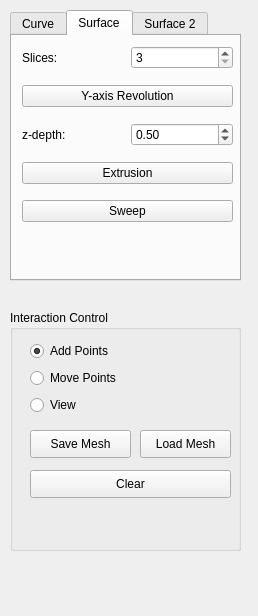
Above: GeoModeling/Control.ui from Wulonghua/GeometricModeling before the change. Below: the same form after it.
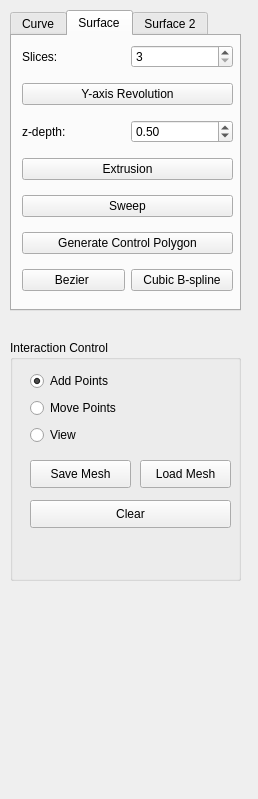
That is the form after the change. The open tabs and pages were chosen to show the change.

Commit message: supports Bezier Surface.

Diff of the .ui file:
```diff
--- a/GeoModeling/Control.ui
+++ b/GeoModeling/Control.ui
@@ -7,7 +7,7 @@
     <x>0</x>
     <y>0</y>
     <width>258</width>
-    <height>616</height>
+    <height>799</height>
    </rect>
   </property>
   <property name="windowTitle">
@@ -17,7 +17,7 @@
    <property name="geometry">
     <rect>
      <x>10</x>
-     <y>310</y>
+     <y>340</y>
      <width>231</width>
      <height>241</height>
     </rect>
@@ -107,7 +107,7 @@
      <x>10</x>
      <y>10</y>
      <width>231</width>
-     <height>271</height>
+     <height>301</height>
     </rect>
    </property>
    <property name="currentIndex">
@@ -261,7 +261,7 @@
        <x>10</x>
        <y>0</y>
        <width>211</width>
-       <height>201</height>
+       <height>267</height>
       </rect>
      </property>
      <layout class="QVBoxLayout" name="verticalLayout_3">
@@ -334,6 +334,31 @@
         </property>
        </widget>
       </item>
+      <item>
+       <widget class="QPushButton" name="pushButton_GenCtlPoly">
+        <property name="text">
+         <string>Generate Control Polygon</string>
+        </property>
+       </widget>
+      </item>
+      <item>
+       <layout class="QHBoxLayout" name="horizontalLayout_4">
+        <item>
+         <widget class="QPushButton" name="pushButton_BezierSurface">
+          <property name="text">
+           <string>Bezier </string>
+          </property>
+         </widget>
+        </item>
+        <item>
+         <widget class="QPushButton" name="pushButton_CubicBsplineSurface">
+          <property name="text">
+           <string>Cubic B-spline</string>
+          </property>
+         </widget>
+        </item>
+       </layout>
+      </item>
      </layout>
     </widget>
    </widget>
```
Left out of the diff: 2 changed lines with no effect on the pictures. The commit also changes 6 other files.
